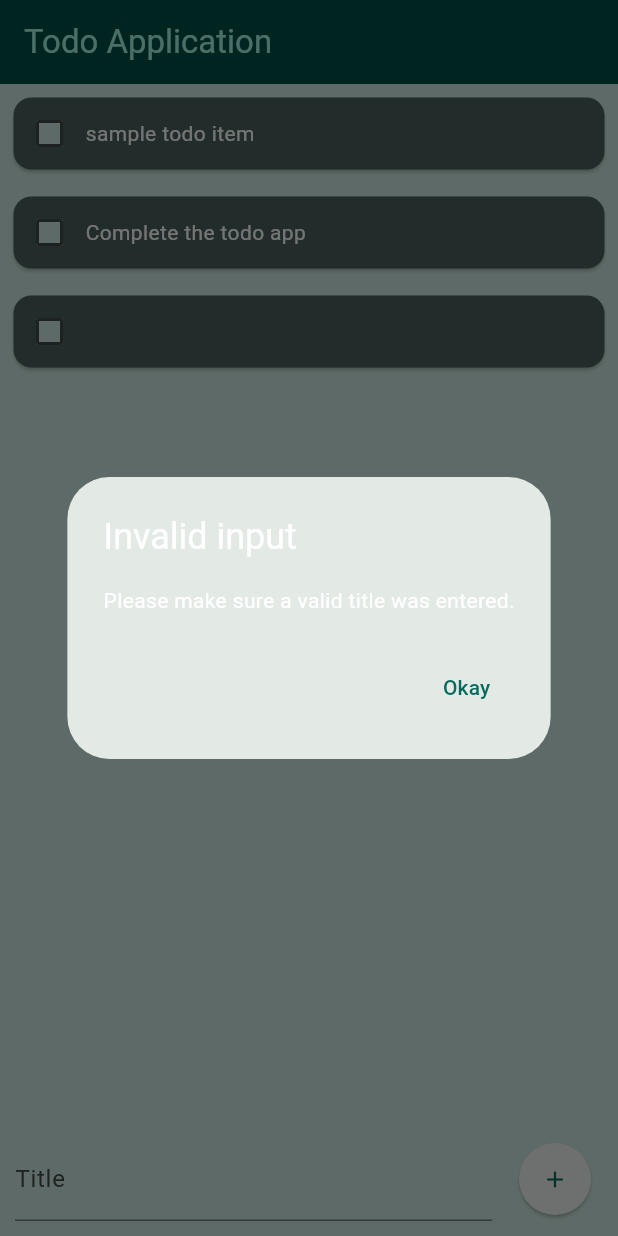
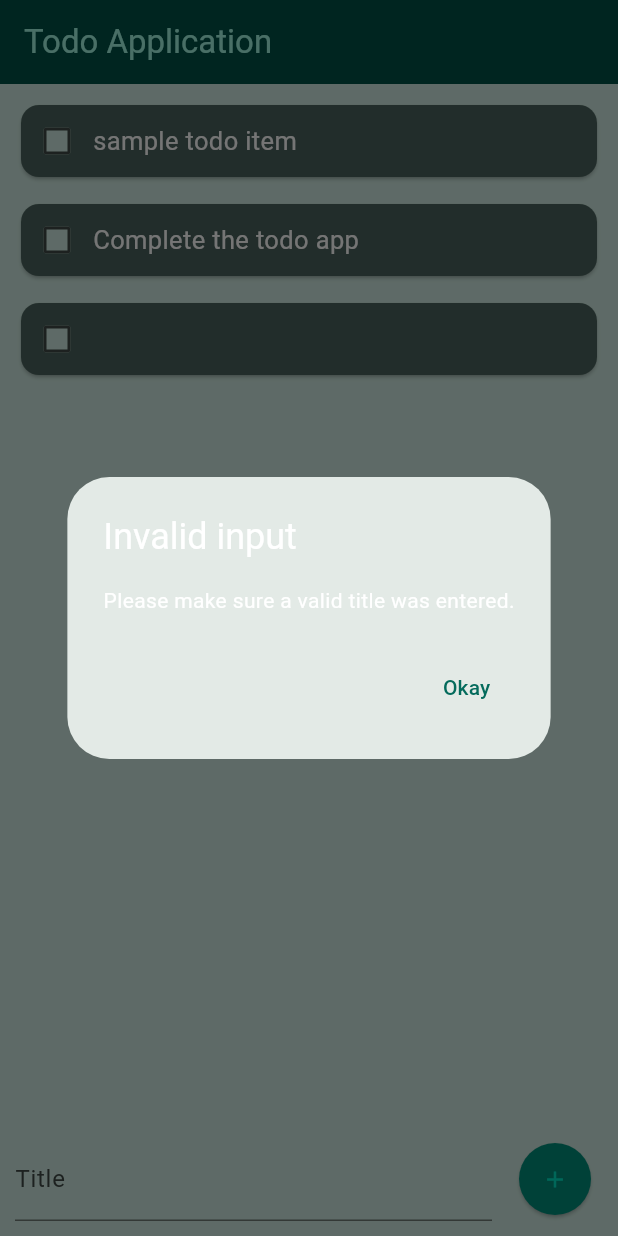
Before and after one commit to namansharma05/todo_app, a Flutter app: the screen it shows after launch, after a tap on the "add" icon, on a phone screen of 412 x 824 dp. Run offline on Flutter 3.47's test engine with Material 3 defaults, Android fonts, the phone set to English and light mode, and no system bars.

Commit message:
removed the seperate checkbox handling instead added boolean value to the Todo class with title, added linethrough styling

```diff
--- a/lib/components/todolist.dart
+++ b/lib/components/todolist.dart
@@ -3,12 +3,8 @@ import 'package:todo_app/widgets/todo.dart';
 
 class TodoList extends StatefulWidget {
   const TodoList(
-      {super.key,
-      required this.registeredTodo,
-      required this.currentCheckboxValue,
-      required this.onCheckboxClick});
+      {super.key, required this.registeredTodo, required this.onCheckboxClick});
   final List<Todo> registeredTodo;
-  final List<bool?> currentCheckboxValue;
   final void Function(bool? value, int index) onCheckboxClick;
 
   @override
@@ -22,17 +18,37 @@ class _TodoListState extends State<TodoList> {
       itemCount: widget.registeredTodo.length,
       itemBuilder: (context, index) {
         return Container(
-          margin: const EdgeInsets.all(5),
+          margin: const EdgeInsets.only(
+            left: 10,
+            right: 10,
+            top: 10,
+            bottom: 0,
+          ),
           child: Card(
             child: Row(
               children: [
                 Checkbox(
-                  value: widget.currentCheckboxValue[index],
+                  value: widget.registeredTodo[index].checkBoxValue,
                   onChanged: (value) {
                     widget.onCheckboxClick(value, index);
                   },
                 ),
-                Expanded(child: Text(widget.registeredTodo[index].title))
+                Expanded(
+                  child: widget.registeredTodo[index].checkBoxValue == false
+                      ? Text(
+                          widget.registeredTodo[index].title,
+                          style: const TextStyle(
+                            fontSize: 17,
+                          ),
+                        )
+                      : Text(
+                          widget.registeredTodo[index].title,
+                          style: const TextStyle(
+                            decoration: TextDecoration.lineThrough,
+                            fontSize: 17,
+                          ),
+                        ),
+                ),
               ],
             ),
           ),
--- a/lib/screens/home_page.dart
+++ b/lib/screens/home_page.dart
@@ -12,31 +12,20 @@ class HomePage extends StatefulWidget {
 
 class _HomePageState extends State<HomePage> {
   final List<Todo> _registeredTodo = [
-    Todo(title: 'sample todo item'),
-    Todo(title: 'Complete the todo app'),
+    Todo(title: 'sample todo item', checkBoxValue: false),
+    Todo(title: 'Complete the todo app', checkBoxValue: false),
   ];
-  late List<bool?> _currentCheckboxValue;
 
   void addNewItem(Todo newItem) {
     setState(() {
       _registeredTodo.add(newItem);
-      _currentCheckboxValue.add(false);
     });
   }
 
   void checkboxClick(bool? value, int index) {
-    Todo indexElement = _registeredTodo[index];
-    bool? indexValue = _currentCheckboxValue[index];
     setState(() {
-      _registeredTodo.remove(indexElement);
-      _currentCheckboxValue.remove(indexValue);
+      _registeredTodo[index].checkBoxValue = value;
     });
-  }
-
-  @override
-  void initState() {
-    super.initState();
-    _currentCheckboxValue = List.generate(_registeredTodo.length, (_) => false);
   }
 
   @override
@@ -50,7 +39,6 @@ class _HomePageState extends State<HomePage> {
           Expanded(
             child: TodoList(
               registeredTodo: _registeredTodo,
-              currentCheckboxValue: _currentCheckboxValue,
               onCheckboxClick: checkboxClick,
             ),
           ),
--- a/lib/widgets/newtodo.dart
+++ b/lib/widgets/newtodo.dart
@@ -36,7 +36,7 @@ class _NewTodoState extends State<NewTodo> {
         ),
       );
     }
-    widget.onAddNewItem(Todo(title: _enteredItem.text));
+    widget.onAddNewItem(Todo(title: _enteredItem.text, checkBoxValue: false));
     FocusScope.of(context).unfocus();
     _enteredItem.clear();
   }
@@ -56,6 +56,9 @@ class _NewTodoState extends State<NewTodo> {
               decoration: const InputDecoration(
                 label: Text('Title'),
               ),
+              style: const TextStyle(
+                color: Color.fromARGB(255, 0, 78, 67),
+              ),
             ),
           ),
           Container(
@@ -64,6 +67,8 @@ class _NewTodoState extends State<NewTodo> {
               style: ElevatedButton.styleFrom(
                 shape: const CircleBorder(),
                 padding: const EdgeInsets.all(15),
+                backgroundColor: const Color.fromARGB(255, 0, 142, 123),
+                iconColor: const Color.fromARGB(255, 0, 225, 195),
               ),
               onPressed: onSubmitNewItem,
               child: const Icon(Icons.add),
--- a/lib/widgets/todo.dart
+++ b/lib/widgets/todo.dart
@@ -1,5 +1,6 @@
 class Todo {
-  Todo({required this.title});
+  Todo({required this.title, this.checkBoxValue});
 
   final String title;
+  bool? checkBoxValue;
 }
```
